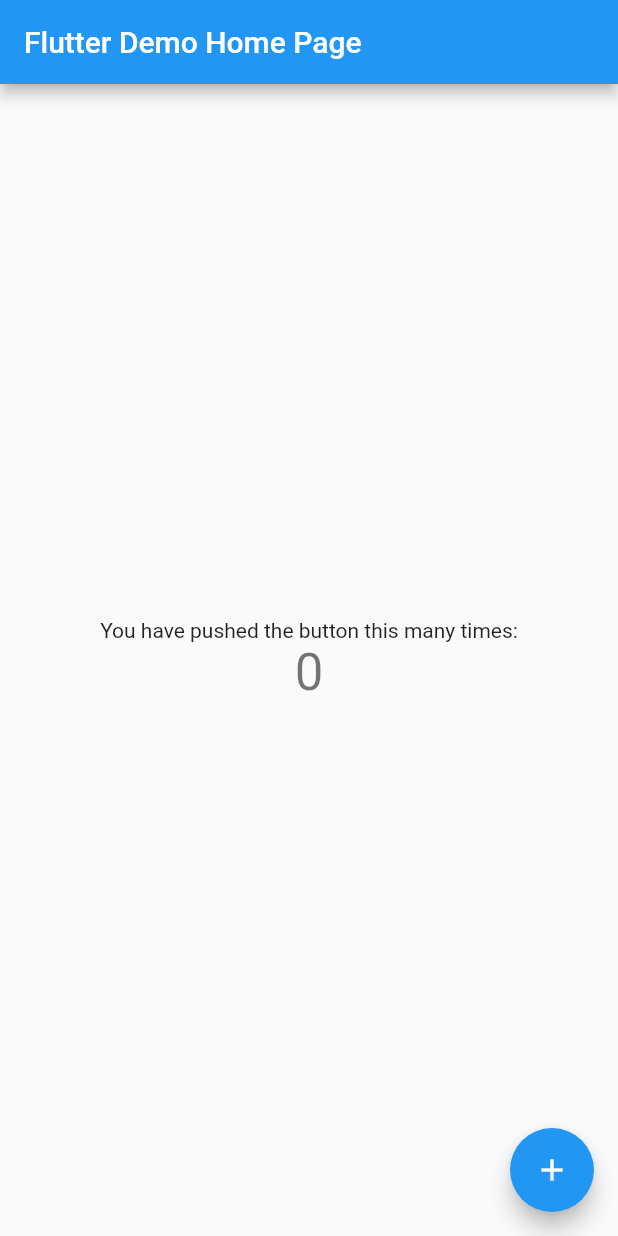
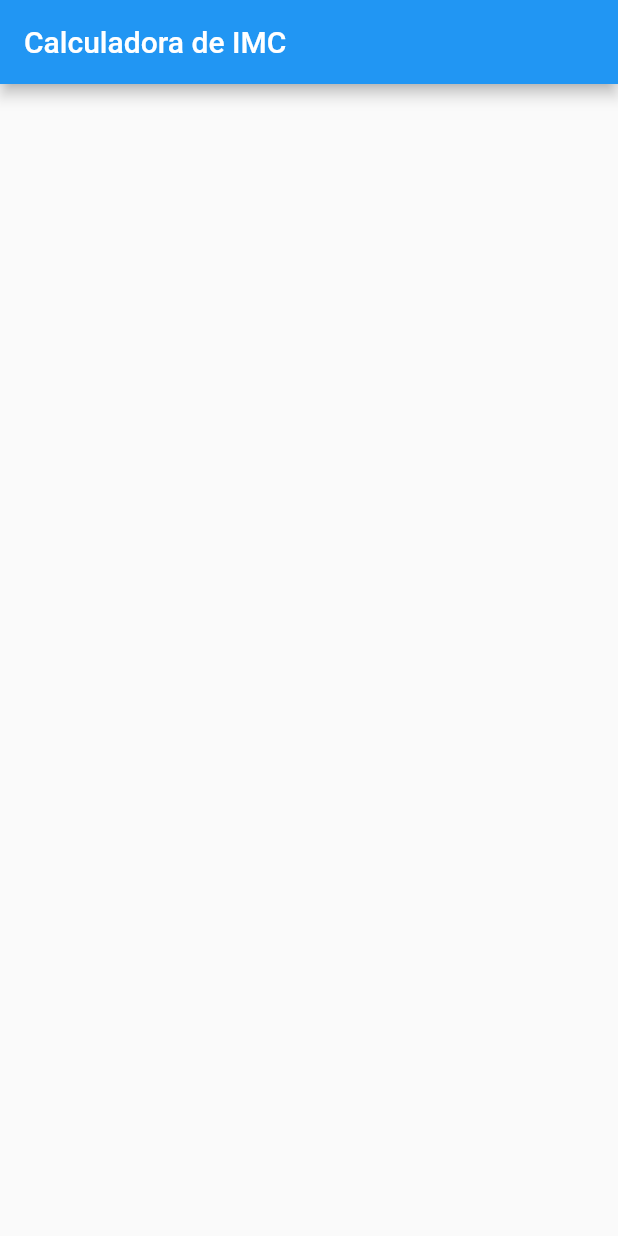
Before and after one commit to Fernando-Braulio/calculadora_imc_flutter, a Flutter app: the screen it shows after launch, on a phone screen of 412 x 824 dp. Run offline on Flutter 3.47's test engine with Material 2 defaults, Android fonts, the phone set to English and light mode, and no system bars.

Commit message:
appBar with title

```diff
--- a/lib/main.dart
+++ b/lib/main.dart
@@ -1,111 +1,23 @@
 import 'package:flutter/material.dart';
 
-void main() => runApp(MyApp());
+void main(){
+  runApp(MaterialApp(
+    home: Home(),
+  ));
+}
 
-class MyApp extends StatelessWidget {
-  // This widget is the root of your application.
+class Home extends StatefulWidget {
+  @override
+  _HomeState createState() => _HomeState();
+}
+
+class _HomeState extends State<Home> {
   @override
   Widget build(BuildContext context) {
-    return MaterialApp(
-      title: 'Flutter Demo',
-      theme: ThemeData(
-        // This is the theme of your application.
-        //
-        // Try running your application with "flutter run". You'll see the
-        // application has a blue toolbar. Then, without quitting the app, try
-        // changing the primarySwatch below to Colors.green and then invoke
-        // "hot reload" (press "r" in the console where you ran "flutter run",
-        // or simply save your changes to "hot reload" in a Flutter IDE).
-        // Notice that the counter didn't reset back to zero; the application
-        // is not restarted.
-        primarySwatch: Colors.blue,
+    return Scaffold(
+      appBar: AppBar(
+        title: Text("Calculadora de IMC"),
       ),
-      home: MyHomePage(title: 'Flutter Demo Home Page'),
     );
   }
 }
-
-class MyHomePage extends StatefulWidget {
-  MyHomePage({Key key, this.title}) : super(key: key);
-
-  // This widget is the home page of your application. It is stateful, meaning
-  // that it has a State object (defined below) that contains fields that affect
-  // how it looks.
-
-  // This class is the configuration for the state. It holds the values (in this
-  // case the title) provided by the parent (in this case the App widget) and
-  // used by the build method of the State. Fields in a Widget subclass are
-  // always marked "final".
-
-  final String title;
-
-  @override
-  _MyHomePageState createState() => _MyHomePageState();
-}
-
-class _MyHomePageState extends State<MyHomePage> {
-  int _counter = 0;
-
-  void _incrementCounter() {
-    setState(() {
-      // This call to setState tells the Flutter framework that something has
-      // changed in this State, which causes it to rerun the build method below
-      // so that the display can reflect the updated values. If we changed
-      // _counter without calling setState(), then the build method would not be
-      // called again, and so nothing would appear to happen.
-      _counter++;
-    });
-  }
-
-  @override
-  Widget build(BuildContext context) {
-    // This method is rerun every time setState is called, for instance as done
-    // by the _incrementCounter method above.
-    //
-    // The Flutter framework has been optimized to make rerunning build methods
-    // fast, so that you can just rebuild anything that needs updating rather
-    // than having to individually change instances of widgets.
-    return Scaffold(
-      appBar: AppBar(
-        // Here we take the value from the MyHomePage object that was created by
-        // the App.build method, and use it to set our appbar title.
-        title: Text(widget.title),
-      ),
-      body: Center(
-        // Center is a layout widget. It takes a single child and positions it
-        // in the middle of the parent.
-        child: Column(
-          // Column is also layout widget. It takes a list of children and
-          // arranges them vertically. By default, it sizes itself to fit its
-          // children horizontally, and tries to be as tall as its parent.
-          //
-          // Invoke "debug painting" (press "p" in the console, choose the
-          // "Toggle Debug Paint" action from the Flutter Inspector in Android
-          // Studio, or the "Toggle Debug Paint" command in Visual Studio Code)
-          // to see the wireframe for each widget.
-          //
-          // Column has various properties to control how it sizes itself and
-          // how it positions its children. Here we use mainAxisAlignment to
-          // center the children vertically; the main axis here is the vertical
-          // axis because Columns are vertical (the cross axis would be
-          // horizontal).
-          mainAxisAlignment: MainAxisAlignment.center,
-          children: <Widget>[
-            Text(
-              'You have pushed the button this many times:',
-            ),
-            Text(
-              '$_counter',
-              style: Theme.of(context).textTheme.display1,
-            ),
-          ],
-        ),
-      ),
-      floatingActionButton: FloatingActionButton(
-        onPressed: _incrementCounter,
-        tooltip: 'Increment',
-        child: Icon(Icons.add),
-      ), // This trailing comma makes auto-formatting nicer for build methods.
-    );
-  }
-}
```
Also changed, not shown: 1 other file.
